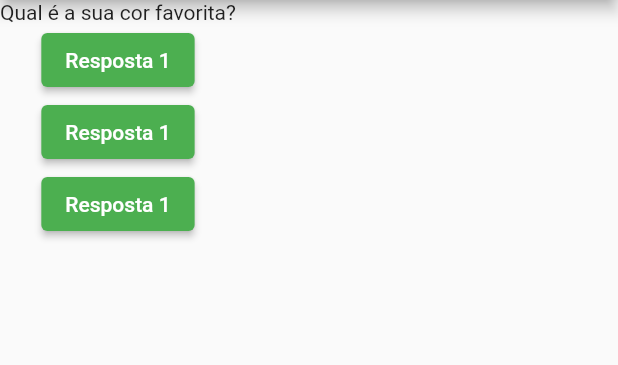
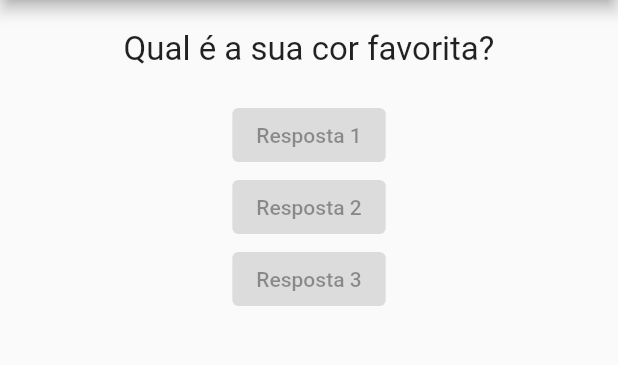
Before and after one commit to matheusoreis/Flutter-Perguntas-App-Estudo, a Flutter app: the screen it shows after launch, on a phone screen of 412 x 824 dp, the part 84-449 px from its top. Run offline on Flutter 3.47's test engine with Material 2 defaults, Android fonts, the phone set to English and light mode, and no system bars.

Commit message:
Upload 2

```diff
--- a/lib/main.dart
+++ b/lib/main.dart
@@ -1,4 +1,6 @@
 import 'package:flutter/material.dart';
+import './questao.dart';
+import './resposta.dart';
 
 void main() {
   runApp(PerguntaApp());
@@ -30,13 +32,10 @@ class PerguntaAppState extends State<PerguntaApp> {
         ),
         body: Column(
           children: [
-            Text(perguntas[perguntaSelecionada]),
-            ElevatedButton(
-                onPressed: responder, child: const Text('Resposta 1')),
-            ElevatedButton(
-                onPressed: responder, child: const Text('Resposta 1')),
-            ElevatedButton(
-                onPressed: responder, child: const Text('Resposta 1')),
+            Questao(texto: perguntas[perguntaSelecionada]),
+            const Botao(texto: 'Resposta 1'),
+            const Botao(texto: 'Resposta 2'),
+            const Botao(texto: 'Resposta 3'),
           ],
         ),
       ),
--- /dev/null
+++ b/lib/questao.dart
@@ -0,0 +1,22 @@
+import 'package:flutter/material.dart';
+
+class Questao extends StatelessWidget {
+  const Questao({Key? key, this.texto}) : super(key: key);
+
+  final String? texto;
+
+  @override
+  Widget build(BuildContext context) {
+    return Container(
+      width: double.infinity,
+      margin: const EdgeInsets.all(20.0),
+      child: Text(
+        texto!,
+        style: const TextStyle(
+          fontSize: 22,
+        ),
+        textAlign: TextAlign.center,
+      ),
+    );
+  }
+}
--- /dev/null
+++ b/lib/resposta.dart
@@ -0,0 +1,13 @@
+import 'package:flutter/material.dart';
+
+class Botao extends StatelessWidget {
+  const Botao({Key? key, this.texto}) : super(key: key);
+
+  final String? texto;
+
+  @override
+  Widget build(BuildContext context) {
+    //return Text(texto!);
+    return ElevatedButton(onPressed: null, child: Text(texto!));
+  }
+}
```
